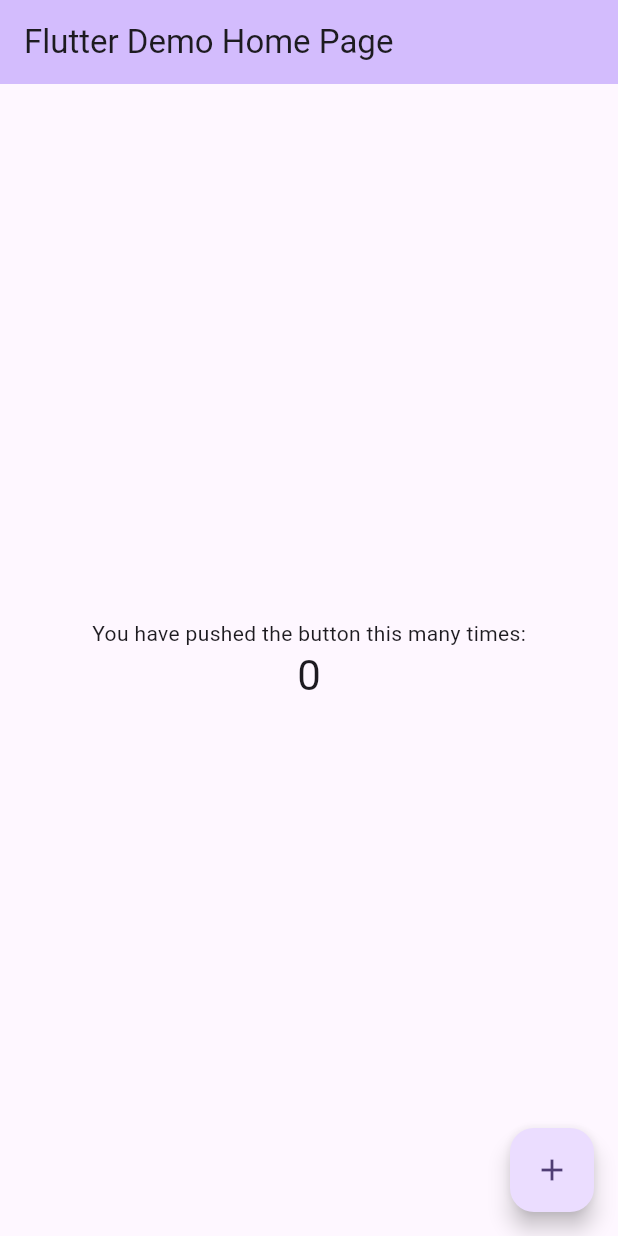
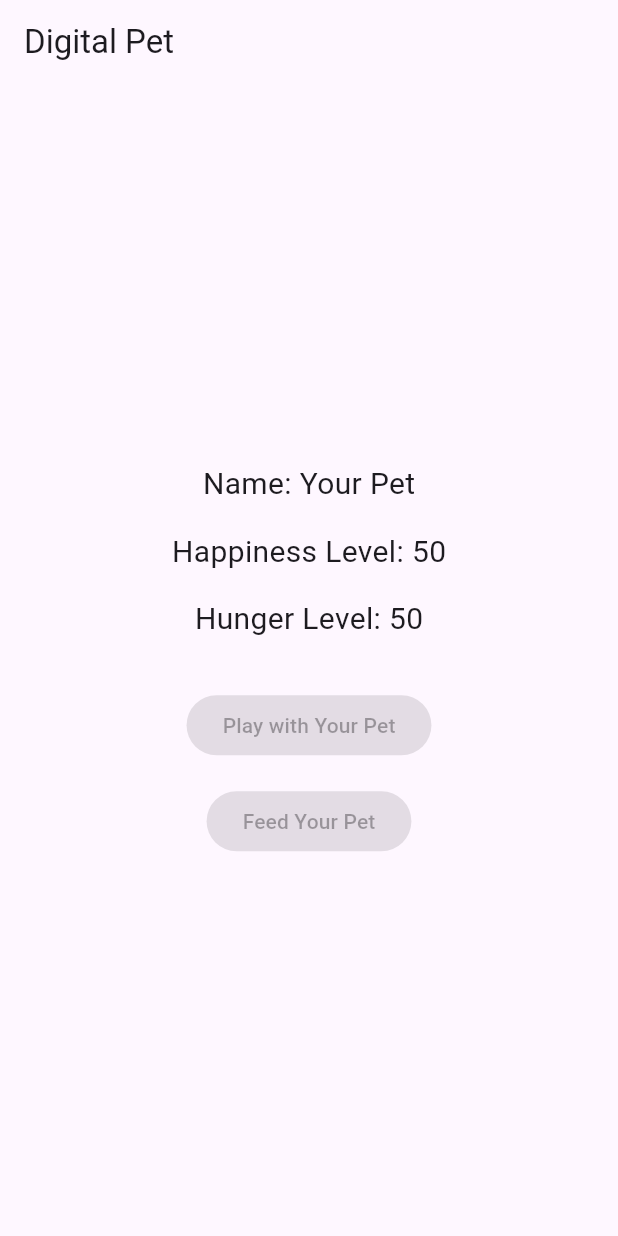
Before and after one commit to nikhilchowdary-yamani/act5, a Flutter app: the screen it shows after launch, on a phone screen of 412 x 824 dp. Run offline on Flutter 3.47's test engine with Material 3 defaults, Android fonts, the phone set to English and light mode, and no system bars; statements that could not run were skipped.

Commit message:
inital setup

```diff
--- a/lib/main.dart
+++ b/lib/main.dart
@@ -1,125 +1,86 @@
 import 'package:flutter/material.dart';
-
 void main() {
-  runApp(const MyApp());
+runApp(MaterialApp(
+home: DigitalPetApp(),
+));
 }
-
-class MyApp extends StatelessWidget {
-  const MyApp({super.key});
-
-  // This widget is the root of your application.
+class DigitalPetApp extends StatefulWidget {
+@override
+_DigitalPetAppState createState() => _DigitalPetAppState();
+}
+class _DigitalPetAppState extends State<DigitalPetApp> {
+String petName = "Your Pet";
+int happinessLevel = 50;
+int hungerLevel = 50;
+// Function to increase happiness and update hunger when playing with
+the pet
+void _playWithPet() {
+setState(() {
+happinessLevel = (happinessLevel + 10).clamp(0, 100);
+_updateHunger();
+});
+}
+// Function to decrease hunger and update happiness when feeding the
+pet
+void _feedPet() {
+setState(() {
+hungerLevel = (hungerLevel - 10).clamp(0, 100);
+_updateHappiness();
+});
+}
+// Update happiness based on hunger level
+void _updateHappiness() {
+if (hungerLevel < 30) {
+happinessLevel = (happinessLevel - 20).clamp(0, 100);
+} else {
+happinessLevel = (happinessLevel + 10).clamp(0, 100);
+}
+}
+// Increase hunger level slightly when playing with the pet
+void _updateHunger() {
+hungerLevel = (hungerLevel + 5).clamp(0, 100);
+if (hungerLevel > 100) {
+hungerLevel = 100;
+happinessLevel = (happinessLevel - 20).clamp(0, 100);
+}
+}
 @override
 Widget build(BuildContext context) {
-    return MaterialApp(
-      title: 'Flutter Demo',
-      theme: ThemeData(
-        // This is the theme of your application.
-        //
-        // TRY THIS: Try running your application with "flutter run". You'll see
-        // the application has a purple toolbar. Then, without quitting the app,
-        // try changing the seedColor in the colorScheme below to Colors.green
-        // and then invoke "hot reload" (save your changes or press the "hot
-        // reload" button in a Flutter-supported IDE, or press "r" if you used
-        // the command line to start the app).
-        //
-        // Notice that the counter didn't reset back to zero; the application
-        // state is not lost during the reload. To reset the state, use hot
-        // restart instead.
-        //
-        // This works for code too, not just values: Most code changes can be
-        // tested with just a hot reload.
-        colorScheme: ColorScheme.fromSeed(seedColor: Colors.deepPurple),
-        useMaterial3: true,
-      ),
-      home: const MyHomePage(title: 'Flutter Demo Home Page'),
-    );
-  }
-}
-
-class MyHomePage extends StatefulWidget {
-  const MyHomePage({super.key, required this.title});
-
-  // This widget is the home page of your application. It is stateful, meaning
-  // that it has a State object (defined below) that contains fields that affect
-  // how it looks.
-
-  // This class is the configuration for the state. It holds the values (in this
-  // case the title) provided by the parent (in this case the App widget) and
-  // used by the build method of the State. Fields in a Widget subclass are
-  // always marked "final".
-
-  final String title;
-
-  @override
-  State<MyHomePage> createState() => _MyHomePageState();
-}
-
-class _MyHomePageState extends State<MyHomePage> {
-  int _counter = 0;
-
-  void _incrementCounter() {
-    setState(() {
-      // This call to setState tells the Flutter framework that something has
-      // changed in this State, which causes it to rerun the build method below
-      // so that the display can reflect the updated values. If we changed
-      // _counter without calling setState(), then the build method would not be
-      // called again, and so nothing would appear to happen.
-      _counter++;
-    });
-  }
-
-  @override
-  Widget build(BuildContext context) {
-    // This method is rerun every time setState is called, for instance as done
-    // by the _incrementCounter method above.
-    //
-    // The Flutter framework has been optimized to make rerunning build methods
-    // fast, so that you can just rebuild anything that needs updating rather
-    // than having to individually change instances of widgets.
 return Scaffold(
 appBar: AppBar(
-        // TRY THIS: Try changing the color here to a specific color (to
-        // Colors.amber, perhaps?) and trigger a hot reload to see the AppBar
-        // change color while the other colors stay the same.
-        backgroundColor: Theme.of(context).colorScheme.inversePrimary,
-        // Here we take the value from the MyHomePage object that was created by
-        // the App.build method, and use it to set our appbar title.
-        title: Text(widget.title),
+title: Text('Digital Pet'),
 ),
 body: Center(
-        // Center is a layout widget. It takes a single child and positions it
-        // in the middle of the parent.
 child: Column(
-          // Column is also a layout widget. It takes a list of children and
-          // arranges them vertically. By default, it sizes itself to fit its
-          // children horizontally, and tries to be as tall as its parent.
-          //
-          // Column has various properties to control how it sizes itself and
-          // how it positions its children. Here we use mainAxisAlignment to
-          // center the children vertically; the main axis here is the vertical
-          // axis because Columns are vertical (the cross axis would be
-          // horizontal).
-          //
-          // TRY THIS: Invoke "debug painting" (choose the "Toggle Debug Paint"
-          // action in the IDE, or press "p" in the console), to see the
-          // wireframe for each widget.
 mainAxisAlignment: MainAxisAlignment.center,
 children: <Widget>[
-            const Text(
-              'You have pushed the button this many times:',
+Text(
+'Name: $petName',
+style: TextStyle(fontSize: 20.0),
 ),
+SizedBox(height: 16.0),
 Text(
-              '$_counter',
-              style: Theme.of(context).textTheme.headlineMedium,
+'Happiness Level: $happinessLevel',
+style: TextStyle(fontSize: 20.0),
+),
+SizedBox(height: 16.0),
+Text(
+'Hunger Level: $hungerLevel',
+style: TextStyle(fontSize: 20.0),
+),
+SizedBox(height: 32.0),
+ElevatedButton(
+onPressed: _playWithPet,
+child: Text('Play with Your Pet'),
+),
+SizedBox(height: 16.0),
+ElevatedButton(
+onPressed: _feedPet,
+child: Text('Feed Your Pet'),
 ),
 ],
 ),
 ),
-      floatingActionButton: FloatingActionButton(
-        onPressed: _incrementCounter,
-        tooltip: 'Increment',
-        child: const Icon(Icons.add),
-      ), // This trailing comma makes auto-formatting nicer for build methods.
 );
 }
 }
```
Lines whose indentation alone changed are shown as unchanged.
